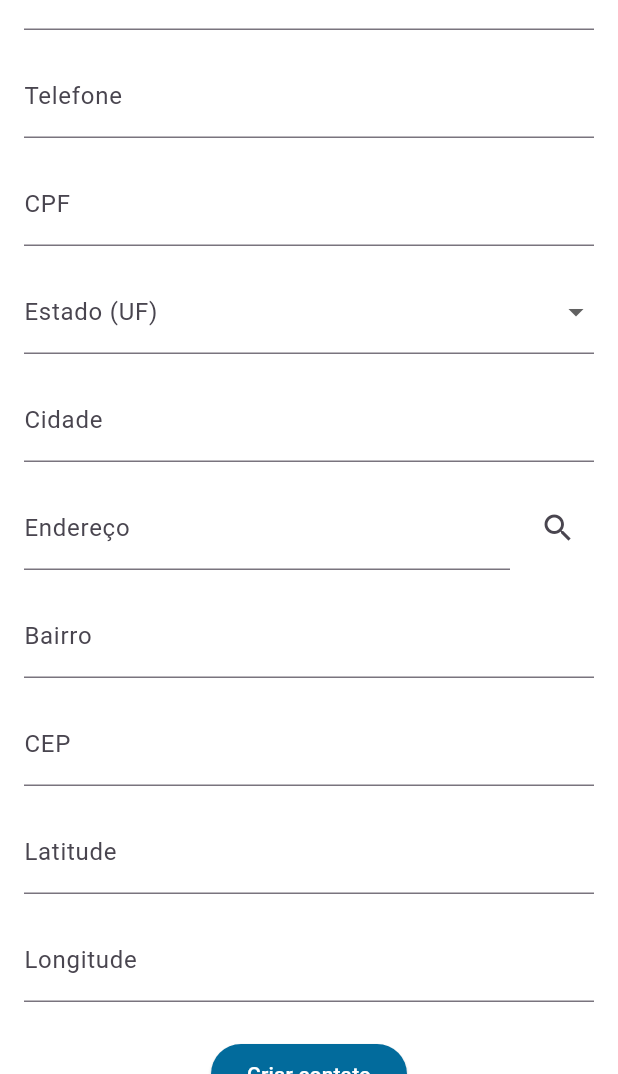
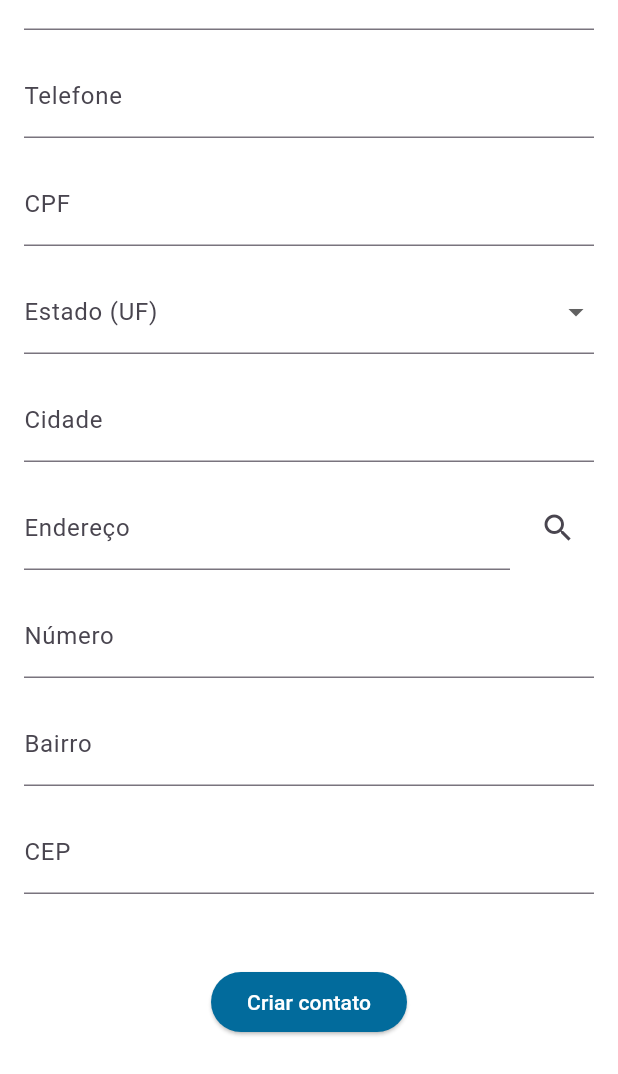
Before and after one commit to caiodantasmormito/UEX-challenge, a Flutter app: the AddContactsPage screen opened by its route, on a phone screen of 412 x 824 dp, the part 162-1236 px from its top. Run offline on Flutter 3.47's test engine with Material 3 defaults, Android fonts, the phone set to English and light mode, and no system bars; our stand-ins replace bloc, cloud_firestore, dio, equatable, firebase_auth, firebase_core and 7 more; missing offline and left inert: cpf_cnpj_validator; accounts and stored records are empty; Roboto replaces fonts that are missing (Manrope).

Commit message:
feat: geolocator

```diff
--- a/lib/app_widget.dart
+++ b/lib/app_widget.dart
@@ -10,6 +10,7 @@ import 'package:uex_app/features/address/core/address_provider.dart';
 import 'package:uex_app/features/contacts/core/contacts_provider.dart';
 import 'package:uex_app/features/contacts/domain/usecases/delete_contacts_usecase.dart';
 import 'package:uex_app/features/contacts/presentation/bloc/delete_contacts/delete_contacts_bloc.dart';
+import 'package:uex_app/features/contacts/presentation/bloc/location/location_bloc.dart';
 
 class AppWidget extends StatelessWidget {
   final SharedPreferences preferences;
@@ -37,6 +38,9 @@ class AppWidget extends StatelessWidget {
               useCase: context.read<DeleteContactsUsecase>(),
             ),
           ),
+          BlocProvider<LocationBloc>(
+            create: (context) => LocationBloc(),
+          ),
         ],
         child: MaterialApp.router(
           title: 'UEX App',
--- a/lib/features/contacts/core/contacts_routes.dart
+++ b/lib/features/contacts/core/contacts_routes.dart
@@ -49,6 +49,9 @@ sealed class ContactsRoutes {
             create: (context) => DeleteContactsBloc(
               useCase: context.read<DeleteContactsUsecase>(),
             ),
+          ),
+          BlocProvider<LocationBloc>(
+            create: (context) => LocationBloc(),
           ),
         ],
         child: const HomePage(),
--- a/lib/features/contacts/data/datasources/contacts_datasource/contacts_datasource_impl.dart
+++ b/lib/features/contacts/data/datasources/contacts_datasource/contacts_datasource_impl.dart
@@ -27,7 +27,7 @@ class ContactsDatasourceImpl implements ContactsDatasource {
   @override
   Future<void> deleteContact(String contactId) async {
     try {
-      print("Excluindo contato com ID: $contactId");
+
       await FirebaseFirestore.instance
           .collection("contacts")
           .doc(contactId)
@@ -48,14 +48,13 @@ class ContactsDatasourceImpl implements ContactsDatasource {
       "name": contactsModel.name,
       "cpf": contactsModel.cpf,
       "address": contactsModel.address,
-      "latitude": contactsModel.coordinates.latitude,
-      "longitude": contactsModel.coordinates.longitude,
       "cep": contactsModel.cep,
       "userId": user!.uid,
       "phone": contactsModel.phone,
       "city": contactsModel.city,
       "district": contactsModel.district,
       "uf": contactsModel.uf,
+      "number": contactsModel.number,
     });
   }
 
--- a/lib/features/contacts/data/models/contacts_model.dart
+++ b/lib/features/contacts/data/models/contacts_model.dart
@@ -1,13 +1,12 @@
 import 'dart:convert';
 
-import 'package:google_maps_flutter/google_maps_flutter.dart';
 import 'package:uex_app/features/contacts/domain/entities/contacts_entity.dart';
 
 final class ContactsModel extends ContactsEntity {
   const ContactsModel(
       {required super.name,
+      required super.number,
       required super.cep,
-      required super.coordinates,
       required super.address,
       required super.cpf,
       required super.district,
@@ -19,12 +18,11 @@ final class ContactsModel extends ContactsEntity {
   Map<String, dynamic> toMap() {
     return {
       'id': id,
+      'number': number,
       'name': name,
       'cpf': cpf,
       'address': address,
       'cep': cep,
-      'latitude': coordinates.latitude,
-      'longitude': coordinates.longitude,
       'city': city,
       'uf': uf,
       'district': district,
@@ -35,11 +33,11 @@ final class ContactsModel extends ContactsEntity {
   factory ContactsModel.fromMap(Map<String, dynamic> map) {
     return ContactsModel(
       id: map['id'] ?? '',
+      number: map['number'] ?? '',
       name: map['name'] ?? '',
       cpf: map['cpf'] ?? '',
       address: map['address'] ?? '',
       cep: map['cep'] ?? '',
-      coordinates: _parseCoordinates(map),
       district: map['district'] ?? '',
       uf: map['uf'] ?? '',
       city: map['city'] ?? '',
@@ -47,20 +45,6 @@ final class ContactsModel extends ContactsEntity {
     );
   }
 
-  static LatLng _parseCoordinates(Map<String, dynamic> map) {
-    try {
-      final lat = map['latitude'] ?? map['coordinates']?['latitude'] ?? 0;
-      final lng = map['longitude'] ?? map['coordinates']?['longitude'] ?? 0;
-
-      return LatLng(
-        double.tryParse(lat.toString()) ?? 0.0,
-        double.tryParse(lng.toString()) ?? 0.0,
-      );
-    } catch (e) {
-      return const LatLng(0, 0);
-    }
-  }
-
   String toJson() => jsonEncode(toMap());
 
   factory ContactsModel.fromJson(String source) =>
--- a/lib/features/contacts/domain/entities/contacts_entity.dart
+++ b/lib/features/contacts/domain/entities/contacts_entity.dart
@@ -8,7 +8,8 @@ base class ContactsEntity extends Equatable {
   final String address;
   final String cpf;
   final String cep;
-  final LatLng coordinates;
+  final String number;
+
   final String district;
   final String city;
   final String uf;
@@ -16,21 +17,21 @@ base class ContactsEntity extends Equatable {
 
   const ContactsEntity(
       {required this.id,
-        required this.district,
+      required this.number,
+      required this.district,
       required this.city,
       required this.uf,
       required this.name,
       required this.cep,
-      required this.coordinates,
       required this.address,
       required this.cpf,
       required this.phone});
 
   const ContactsEntity.empty()
       : name = '',
-      id = '',
+      number = '',
+        id = '',
         cep = '',
-        coordinates = const LatLng(0, 0),
         address = '',
         cpf = '',
         district = '',
@@ -43,32 +44,32 @@ base class ContactsEntity extends Equatable {
         name,
         id,
         cep,
-        coordinates,
         cpf,
         address,
         uf,
         district,
         city,
         phone,
+        number,
       ];
 
   ContactsEntity copyWith({
     String? name,
     String? id,
     String? cep,
-    LatLng? coordinates,
     String? cpf,
     String? address,
     String? city,
     String? district,
     String? uf,
     String? phone,
+    String? number,
   }) {
     return ContactsEntity(
       id: id ?? this.id,
+      number: number ?? this.number,
       name: name ?? this.name,
       cep: cep ?? this.cep,
-      coordinates: coordinates ?? this.coordinates,
       address: address ?? this.address,
       cpf: cpf ?? this.cpf,
       city: city ?? this.city,
@@ -82,12 +83,12 @@ base class ContactsEntity extends Equatable {
         name: name,
         id: id,
         cep: cep,
-        coordinates: coordinates,
         cpf: cpf,
         address: address,
         uf: uf,
         district: district,
         city: city,
         phone: phone,
+        number: number,
       );
 }
--- a/lib/features/contacts/presentation/pages/add_contacts_page.dart
+++ b/lib/features/contacts/presentation/pages/add_contacts_page.dart
@@ -1,7 +1,6 @@
 import 'package:cpf_cnpj_validator/cpf_validator.dart';
 import 'package:flutter/material.dart';
 import 'package:flutter_bloc/flutter_bloc.dart';
-import 'package:google_maps_flutter/google_maps_flutter.dart';
 import 'package:mask_text_input_formatter/mask_text_input_formatter.dart';
 import 'package:uex_app/features/address/domain/entities/address_entity.dart';
 import 'package:uex_app/features/address/domain/usecases/get_address_by_uf_usecase.dart';
@@ -53,10 +52,11 @@ class _AddContactsPageState extends State<AddContactsPage> {
   String? selectedEstado;
   late final TextEditingController _nameController;
   late final TextEditingController _cpfController;
-  late final TextEditingController _longitudeController;
+
   late final TextEditingController _cepController;
   late final TextEditingController _addressController;
-  late final TextEditingController _latitudeController;
+  late final TextEditingController _numberController;
+
   late final TextEditingController _districtController;
   late final TextEditingController _cityController;
   late final TextEditingController _stateController;
@@ -64,11 +64,11 @@ class _AddContactsPageState extends State<AddContactsPage> {
   late final FocusNode _cityFocus;
   late final FocusNode _phoneFocus;
   late final FocusNode _stateFocus;
+  late final FocusNode _numberFocus;
   late final FocusNode _districtFocus;
   late final FocusNode _nameFocus;
   late final FocusNode _cpfFocus;
-  late final FocusNode _longitudeFocus;
-  late final FocusNode _latitudeFocus;
+
   late final FocusNode _cepFocus;
   late final FocusNode _addressFocus;
   late final GlobalKey<FormState> _formKey;
@@ -94,10 +94,11 @@ class _AddContactsPageState extends State<AddContactsPage> {
     _districtController = TextEditingController();
     _nameController = TextEditingController();
     _cpfController = TextEditingController();
-    _longitudeController = TextEditingController();
+    _numberController = TextEditingController();
+
     _cepController = TextEditingController();
     _addressController = TextEditingController();
-    _latitudeController = TextEditingController();
+
     _phoneController = TextEditingController();
 
     _formKey = GlobalKey<FormState>();
@@ -107,8 +108,8 @@ class _AddContactsPageState extends State<AddContactsPage> {
     _districtFocus = FocusNode();
     _nameFocus = FocusNode();
     _cpfFocus = FocusNode();
-    _longitudeFocus = FocusNode();
-    _latitudeFocus = FocusNode();
+    _numberFocus = FocusNode();
+
     _cepFocus = FocusNode();
     _addressFocus = FocusNode();
 
@@ -121,7 +122,7 @@ class _AddContactsPageState extends State<AddContactsPage> {
     _nameController.dispose();
     _phoneController.dispose();
     _cpfController.dispose();
-    _longitudeController.dispose();
+    _numberController.dispose();
     _cepController.dispose();
     _addressController.dispose();
     _stateController.dispose();
@@ -130,8 +131,7 @@ class _AddContactsPageState extends State<AddContactsPage> {
     _nameFocus.dispose();
     _phoneFocus.dispose();
     _cpfFocus.dispose();
-    _longitudeFocus.dispose();
-    _latitudeFocus.dispose();
+    _numberFocus.dispose();
     _cepFocus.dispose();
     _addressFocus.dispose();
     _districtFocus.dispose();
@@ -209,6 +209,7 @@ class _AddContactsPageState extends State<AddContactsPage> {
             child: Form(
               key: _formKey,
               child: Column(
+                spacing: 16,
                 mainAxisSize: MainAxisSize.min,
                 children: [
                   TextFormField(
@@ -224,7 +225,6 @@ class _AddContactsPageState extends State<AddContactsPage> {
                       return null;
                     },
                   ),
-                  const SizedBox(height: 16),
                   TextFormField(
                     keyboardType: TextInputType.phone,
                     focusNode: _phoneFocus,
@@ -243,7 +243,6 @@ class _AddContactsPageState extends State<AddContactsPage> {
                       return null;
                     },
                   ),
-                  const SizedBox(height: 16),
                   TextFormField(
                     keyboardType: TextInputType.number,
                     focusNode: _cpfFocus,
@@ -261,7 +260,6 @@ class _AddContactsPageState extends State<AddContactsPage> {
                       return null;
                     },
                   ),
-                  const SizedBox(height: 16),
                   DropdownButtonFormField<String>(
                     value: selectedEstado,
                     decoration: const InputDecoration(
@@ -286,7 +284,6 @@ class _AddContactsPageState extends State<AddContactsPage> {
                       return null;
                     },
                   ),
-                  const SizedBox(height: 16),
                   TextFormField(
                     controller: _cityController,
                     focusNode: _cityFocus,
@@ -300,7 +297,6 @@ class _AddContactsPageState extends State<AddContactsPage> {
                       return null;
                     },
                   ),
-                  const SizedBox(height: 16),
                   Row(
                     children: [
                       Expanded(
@@ -326,7 +322,20 @@ class _AddContactsPageState extends State<AddContactsPage> {
                       ),
                     ],
                   ),
-                  const SizedBox(height: 16),
+                  TextFormField(
+                    keyboardType: TextInputType.number,
+                    focusNode: _numberFocus,
+                    controller: _numberController,
+                    decoration: const InputDecoration(
+                      label: Text('Número'),
+                    ),
+                    validator: (value) {
+                      if (value == null || value.isEmpty) {
+                        return 'Informe um número';
+                      }
+                      return null;
+                    },
+                  ),
                   TextFormField(
                     focusNode: _districtFocus,
                     controller: _districtController,
@@ -340,7 +349,6 @@ class _AddContactsPageState extends State<AddContactsPage> {
                       return null;
                     },
                   ),
-                  const SizedBox(height: 16),
                   TextFormField(
                     focusNode: _cepFocus,
                     controller: _cepController,
@@ -355,35 +363,6 @@ class _AddContactsPageState extends State<AddContactsPage> {
                       return null;
                     },
                   ),
-                  const SizedBox(height: 16),
-                  TextFormField(
-                    focusNode: _latitudeFocus,
-                    controller: _latitudeController,
-                    decoration: const InputDecoration(
-                      label: Text('Latitude'),
-                    ),
-                    validator: (value) {
-                      if (value == null || value.isEmpty) {
-                        return 'Latitude é obrigatória';
-                      }
-                      return null;
-                    },
-                  ),
-                  const SizedBox(height: 16),
-                  TextFormField(
-                    focusNode: _longitudeFocus,
-                    controller: _longitudeController,
-                    decoration: const InputDecoration(
-                      label: Text('Longitude'),
-                    ),
-                    validator: (value) {
-                      if (value == null || value.isEmpty) {
-                        return 'Longitude é obrigatória';
-                      }
-                      return null;
-                    },
-                  ),
-                  const SizedBox(height: 24),
                   BlocListener<GetAddressBloc, GetAddressState>(
                     listener: (context, state) {
                       if (state is GetAddressSuccess) {
@@ -427,12 +406,12 @@ class _AddContactsPageState extends State<AddContactsPage> {
                         );
                       }
                       if (state is AddContactsSuccess) {
+                        _numberController.clear();
                         _nameController.clear();
                         _cpfController.clear();
                         _addressController.clear();
                         _cepController.clear();
-                        _latitudeController.clear();
-                        _longitudeController.clear();
+
                         _phoneController.clear();
                         _cityController.clear();
                         _districtController.clear();
@@ -467,16 +446,13 @@ class _AddContactsPageState extends State<AddContactsPage> {
                               CreateContacts(
                                 ContactsEntity(
                                   id: '',
+                                  number: _numberController.text,
                                   phone: _phoneController.text,
                                   uf: _stateController.text,
                                   district: _districtController.text,
                                   city: _cityController.text,
                                   name: _nameController.text,
                                   cep: _cepController.text,
-                                  coordinates: LatLng(
-                                    double.parse(_latitudeController.text),
-                                    double.parse(_longitudeController.text),
-                                  ),
                                   address: _addressController.text,
                                   cpf: _cpfController.text,
                                 ),
```
Also changed, not shown: lib/features/contacts/presentation/pages/edit_contacts_page.dart (+25 -54 lines), lib/features/contacts/presentation/pages/map_selector_page.dart (+63 -20 lines), lib/features/home/presentation/pages/home_page.dart (+25 -4 lines).
